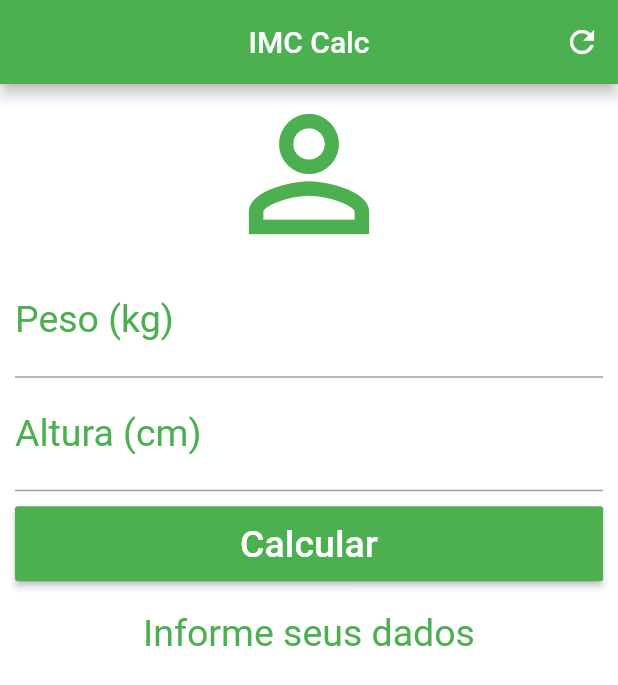
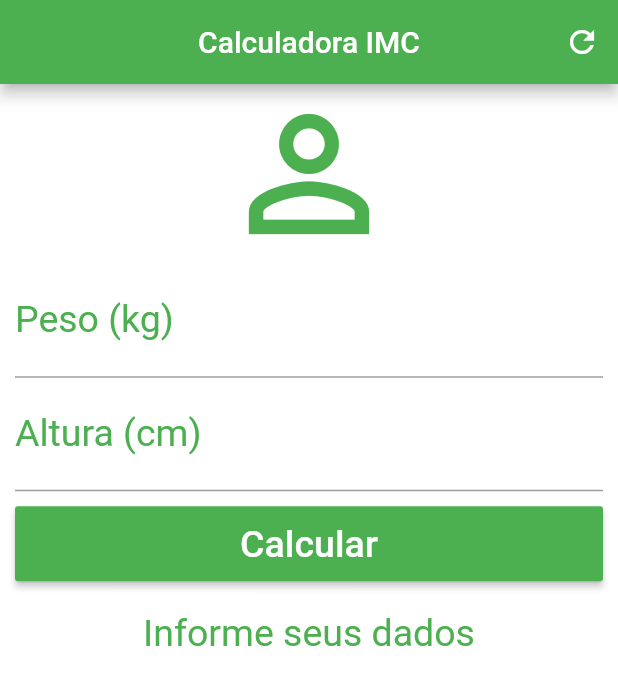
Before and after one commit to jovanidesouza/imc_calc, a Flutter app: the screen it shows after launch, on a phone screen of 412 x 824 dp. Shown: the top 685 px of the screen. Run offline on Flutter 3.47's test engine with Material 2 defaults, Android fonts, the phone set to English and light mode, and no system bars.

Commit message:
style: ajust app icon and title

```diff
--- a/lib/main.dart
+++ b/lib/main.dart
@@ -53,7 +53,7 @@ class _HomeState extends State<Home> {
   Widget build(BuildContext context) {
     return Scaffold(
         appBar: AppBar(
-          title: Text("IMC Calc"),
+          title: Text("Calculadora IMC"),
           centerTitle: true,
           backgroundColor: Colors.green,
           actions: <Widget>[
```
Also changed, not shown: 6 other files.
